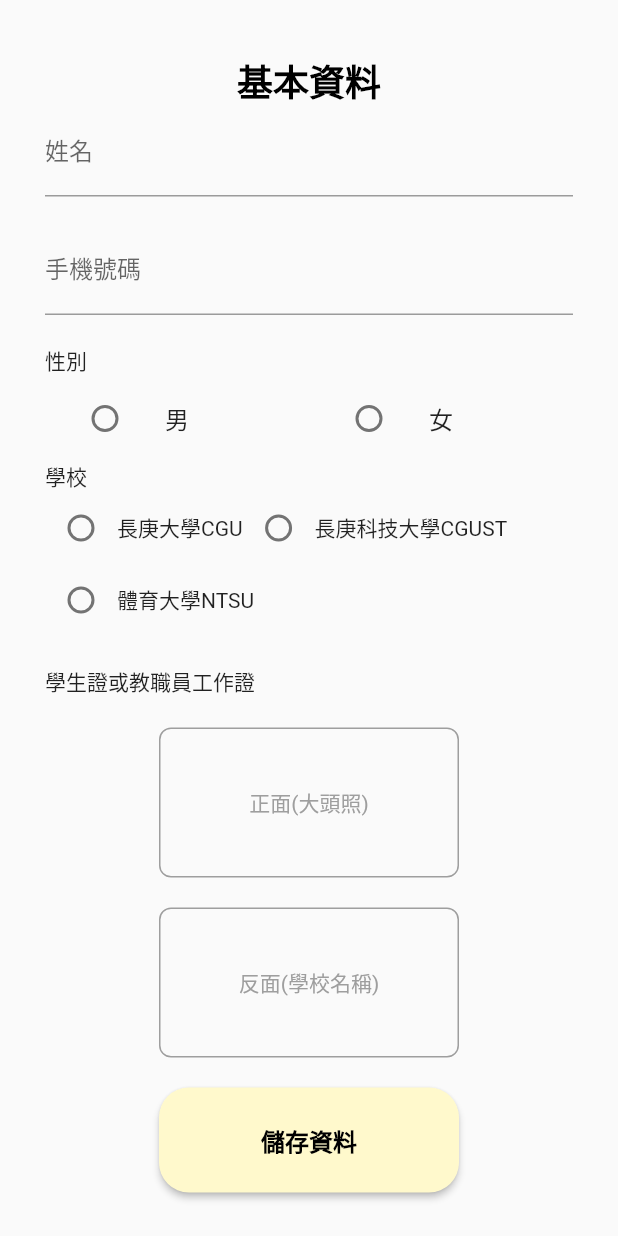
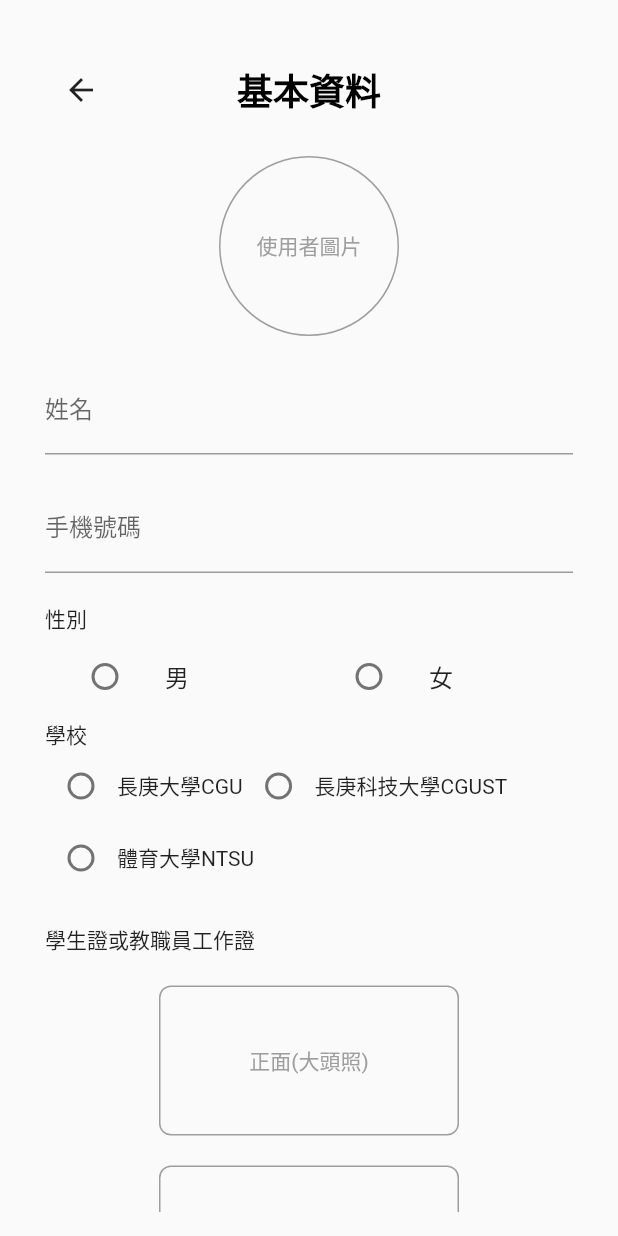
Before and after one commit to DraggyChen/pickup_flutter_app, a Flutter app: the screen it shows after launch, on a phone screen of 412 x 824 dp. Run offline on Flutter 3.47's test engine with Material 2 defaults, Android fonts, the light colour scheme and no system bars; our stand-ins replace image_picker, mask_text_input_formatter; Roboto replaces fonts that are missing (fontFamily).

Commit message:
註冊畫面：頭貼、基本資料與返回上步標題

```diff
--- a/lib/register/personal_data.dart
+++ b/lib/register/personal_data.dart
@@ -1,6 +1,7 @@
 import 'package:flutter/material.dart';
 import 'package:mask_text_input_formatter/mask_text_input_formatter.dart';
 import 'package:pickup/style/styles.dart';
+import 'package:pickup/utils/CircleImagePicker.dart';
 import 'package:pickup/utils/ImagePickerWidget.dart';
 
 class PersonalData extends StatefulWidget {
@@ -50,10 +51,35 @@ class _PersonalDataState extends State<PersonalData> {
               mainAxisAlignment: MainAxisAlignment.start,
               children: [
                 SizedBox(height: 20),
-                Text(
-                  "基本資料",
-                  style: CustomStyles.topTitleStyle,
+                /* 上一步按鈕、基本資料標題 */
+                Row(
+                  children: [
+                    Expanded(
+                        child: Align(
+                      alignment: Alignment.centerLeft,
+                      child: IconButton(
+                        icon: Icon(Icons.arrow_back),
+                        onPressed: () {
+                          //返回畫面
+                          Navigator.of(context).pop();
+                        },
+                      ),
+                    )),
+                    Expanded(
+                        child: Align(
+                      alignment: Alignment.center,
+                      child: Text(
+                        "基本資料",
+                        style: CustomStyles.topTitleStyle,
+                        textAlign: TextAlign.center,
+                      ),
+                    )),
+                    Spacer()
+                  ],
                 ),
+                SizedBox(height: 20),
+                CircleImagePicker(hint: "使用者圖片", diameter: 120),
+                SizedBox(height: 20),
                 TextField(
                   controller: _usernameController,
                   decoration: InputDecoration(
--- a/lib/style/styles.dart
+++ b/lib/style/styles.dart
@@ -5,7 +5,6 @@ class CustomStyles {
     fontSize: 24.0,
     fontWeight: FontWeight.bold,
     color: Colors.black,
-    fontFamily: 'fontFamily',
   );
 
   static const TextStyle leftContentStyle = TextStyle(
--- /dev/null
+++ b/lib/utils/CircleImagePicker.dart
@@ -0,0 +1,61 @@
+import 'dart:io';
+
+import 'package:flutter/material.dart';
+import 'package:image_picker/image_picker.dart';
+
+class CircleImagePicker extends StatefulWidget {
+  final String hint;
+  final double diameter;
+
+  const CircleImagePicker({required this.hint, required this.diameter});
+
+  @override
+  _CircleImagePickerState createState() => _CircleImagePickerState();
+}
+
+class _CircleImagePickerState extends State<CircleImagePicker> {
+  XFile? _imageFile;
+
+  void _pickImage() async {
+    try {
+      final ImagePicker _picker = ImagePicker();
+      XFile? image = await _picker.pickImage(source: ImageSource.gallery);
+
+      setState(() {
+        _imageFile = image;
+      });
+    } catch (e) {
+      print('Error picking image: $e');
+    }
+  }
+
+  @override
+  Widget build(BuildContext context) {
+    return GestureDetector(
+      onTap: _pickImage,
+      child: Container(
+        width: widget.diameter,
+        height: widget.diameter,
+        decoration: BoxDecoration(
+          shape: BoxShape.circle,
+          border: Border.all(color: Colors.grey),
+        ),
+        child: _imageFile != null
+            ? ClipOval(
+          child: Image.file(
+            File(_imageFile!.path),
+            fit: BoxFit.cover,
+            width: widget.diameter,
+            height: widget.diameter,
+          ),
+        )
+            : Center(
+          child: Text(
+            widget.hint,
+            style: TextStyle(color: Colors.grey),
+          ),
+        ),
+      ),
+    );
+  }
+}
```
